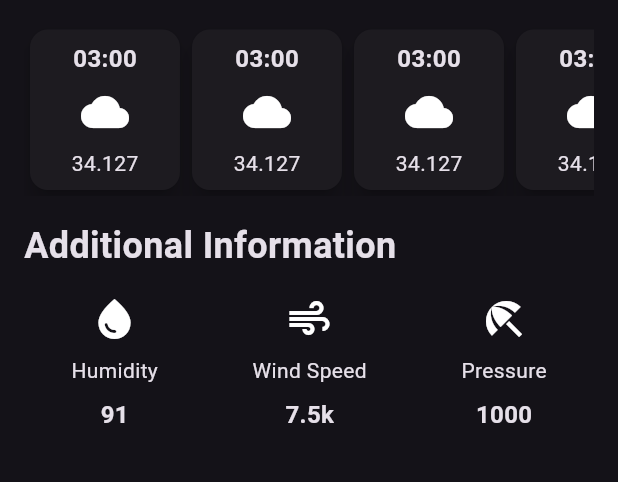
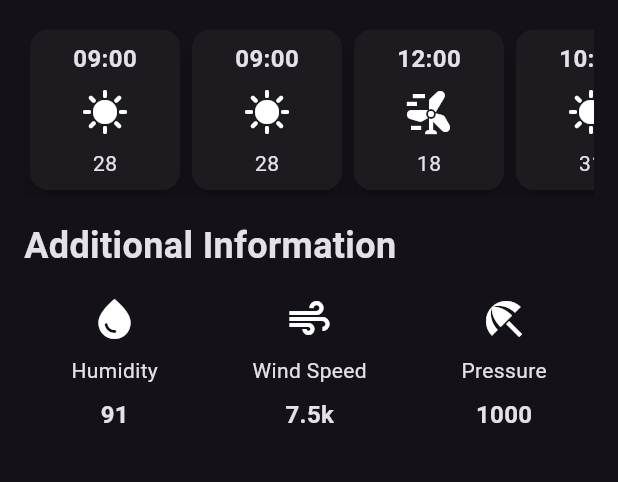
Before and after one commit to drilonhametaj25/flutter_weather_app, a Flutter app: the screen it shows after launch, on a phone screen of 412 x 824 dp, the part 506-988 px from its top. Run offline on Flutter 3.47's test engine with Material 2 defaults, Android fonts, the phone set to English and light mode, and no system bars.

```diff
--- a/lib/weather_forecast.dart
+++ b/lib/weather_forecast.dart
@@ -1,7 +1,14 @@
 import 'package:flutter/material.dart';
 
 class HourlyForecastItem extends StatelessWidget {
-  const HourlyForecastItem({super.key});
+  final String time;
+  final String temperature;
+  final IconData icon;
+  const HourlyForecastItem(
+      {super.key,
+      required this.time,
+      required this.temperature,
+      required this.icon});
 
   @override
   Widget build(BuildContext context) {
@@ -11,26 +18,26 @@ class HourlyForecastItem extends StatelessWidget {
         width: 100,
         decoration: BoxDecoration(borderRadius: BorderRadius.circular(12)),
         padding: const EdgeInsets.all(8.0),
-        child: const Column(children: [
+        child: Column(children: [
           Text(
-            '03:00',
-            style: TextStyle(
+            time,
+            style: const TextStyle(
               fontSize: 16,
               fontWeight: FontWeight.bold,
             ),
           ),
-          SizedBox(
+          const SizedBox(
             height: 8,
           ),
           Icon(
-            Icons.cloud,
+            icon,
             size: 32,
           ),
-          SizedBox(
+          const SizedBox(
             height: 8,
           ),
           Text(
-            '34.127',
+            temperature,
           ),
         ]),
       ),
--- a/lib/weather_screen.dart
+++ b/lib/weather_screen.dart
@@ -88,12 +88,36 @@ class WeatherScreen extends StatelessWidget {
               scrollDirection: Axis.horizontal,
               child: Row(
                 children: [
-                  HourlyForecastItem(),
-                  HourlyForecastItem(),
-                  HourlyForecastItem(),
-                  HourlyForecastItem(),
-                  HourlyForecastItem(),
-                  HourlyForecastItem(),
+                  HourlyForecastItem(
+                    time: '09:00',
+                    icon: Icons.sunny,
+                    temperature: '28',
+                  ),
+                  HourlyForecastItem(
+                    time: '09:00',
+                    icon: Icons.sunny,
+                    temperature: '28',
+                  ),
+                  HourlyForecastItem(
+                    time: '12:00',
+                    icon: Icons.wind_power,
+                    temperature: '18',
+                  ),
+                  HourlyForecastItem(
+                    time: '10:00',
+                    icon: Icons.sunny,
+                    temperature: '31',
+                  ),
+                  HourlyForecastItem(
+                    time: '06:00',
+                    icon: Icons.cloud,
+                    temperature: '12',
+                  ),
+                  HourlyForecastItem(
+                    time: '09:00',
+                    icon: Icons.sunny,
+                    temperature: '28',
+                  ),
                 ],
               ),
             ),
```
